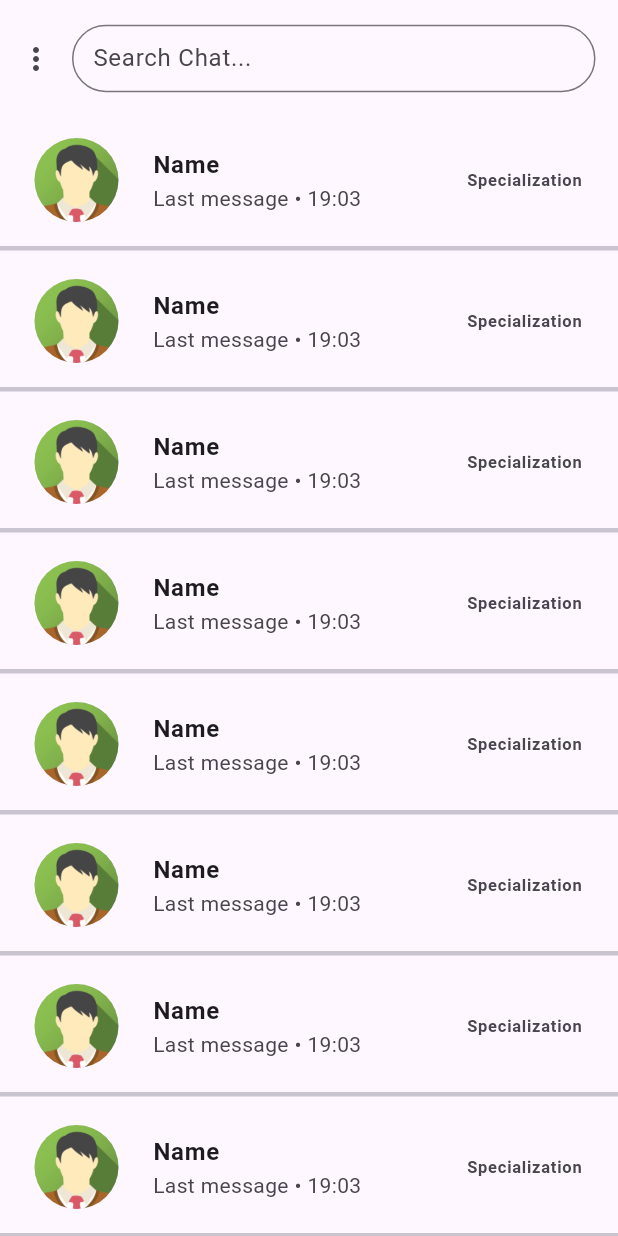
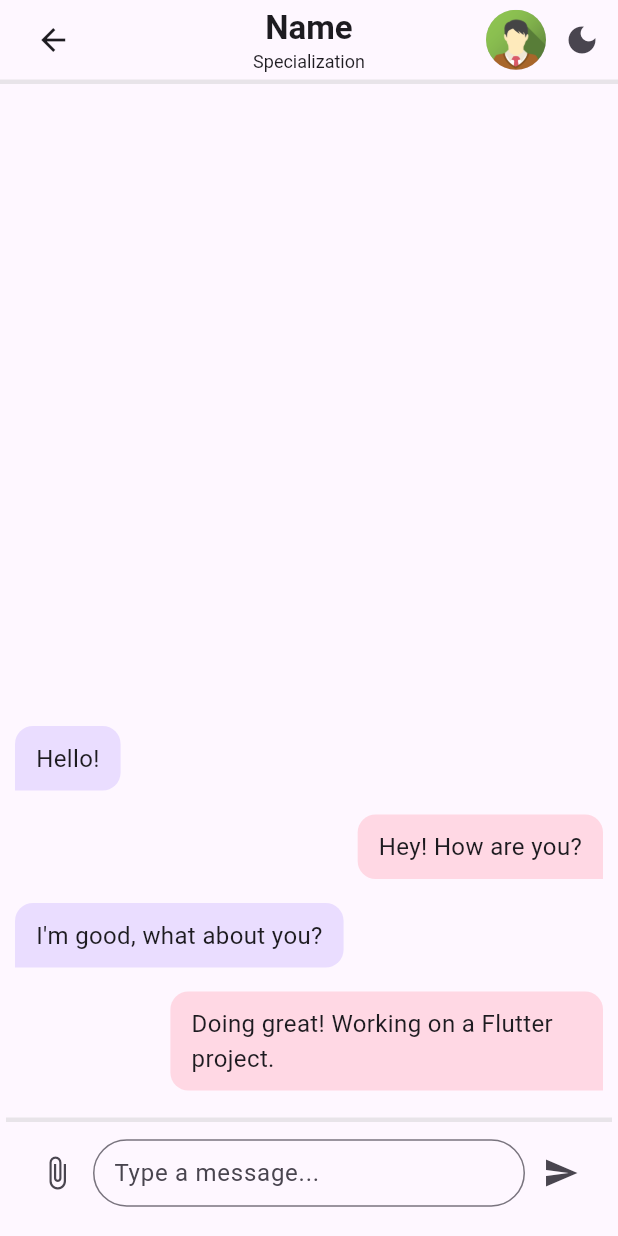
Before and after one commit to Gabo1234567890/Startify, a Flutter app: the ChatPage screen opened directly, after a tap on "Name", on a phone screen of 412 x 824 dp. Run offline on Flutter 3.47's test engine with Material 3 defaults, Android fonts, the phone set to English and light mode, and no system bars.

Commit message:
chats made

```diff
--- /dev/null
+++ b/frontend/startify/lib/pages/dm_page.dart
@@ -0,0 +1,85 @@
+import 'package:flutter/material.dart';
+import 'package:startify/widgets/app_bar_chat_widget.dart';
+import 'package:startify/widgets/chat_bubble_widget.dart';
+
+class DmPage extends StatelessWidget {
+  const DmPage({super.key});
+
+  @override
+  Widget build(BuildContext context) {
+    return Scaffold(
+      appBar: AppBarChatWidget(),
+      body: Column(
+        children: [
+          Expanded(
+            child: ListView(
+              reverse: true,
+              padding: const EdgeInsets.symmetric(vertical: 10),
+              children:
+                  const [
+                    ChatBubbleWidget(message: "Hello!", isSentByMe: false),
+                    ChatBubbleWidget(
+                      message: "Hey! How are you?",
+                      isSentByMe: true,
+                    ),
+                    ChatBubbleWidget(
+                      message: "I'm good, what about you?",
+                      isSentByMe: false,
+                    ),
+                    ChatBubbleWidget(
+                      message: "Doing great! Working on a Flutter project.",
+                      isSentByMe: true,
+                    ),
+                  ].reversed.toList(),
+            ),
+          ),
+        ],
+      ),
+      bottomNavigationBar: Padding(
+        padding: const EdgeInsets.only(left: 4, right: 4, bottom: 8),
+        child: Container(
+          padding: const EdgeInsets.symmetric(horizontal: 10, vertical: 5),
+          decoration: BoxDecoration(
+            color: Theme.of(context).colorScheme.surface,
+            border: Border(
+              top: BorderSide(color: Theme.of(context).splashColor, width: 3),
+            ),
+          ),
+          child: Padding(
+            padding: const EdgeInsets.symmetric(vertical: 5),
+            child: Row(
+              children: [
+                IconButton(
+                  icon: Icon(Icons.attach_file),
+                  onPressed: () {
+                    // Handle file selection
+                  },
+                ),
+                Expanded(
+                  child: SizedBox(
+                    height: 45,
+                    child: TextField(
+                      decoration: InputDecoration(
+                        contentPadding: EdgeInsets.all(10),
+                        hintText: "Type a message...",
+                        border: OutlineInputBorder(
+                          borderRadius: BorderRadius.circular(30),
+                        ),
+                      ),
+                    ),
+                  ),
+                ),
+                IconButton(
+                  icon: Icon(Icons.send),
+                  onPressed: () {
+                    // Handle sending message
+                  },
+                ),
+              ],
+            ),
+          ),
+        ),
+      ),
+    );
+  }
+}
--- /dev/null
+++ b/frontend/startify/lib/widgets/app_bar_chat_widget.dart
@@ -0,0 +1,56 @@
+import 'package:flutter/material.dart';
+import 'package:startify/data/notifiers.dart';
+import 'package:startify/widget_tree.dart';
+
+class AppBarChatWidget extends StatelessWidget implements PreferredSizeWidget {
+  const AppBarChatWidget({super.key});
+
+  @override
+  Widget build(BuildContext context) {
+    return AppBar(
+      leading: Padding(
+        padding: const EdgeInsets.only(left: 15.0),
+        child: GestureDetector(
+          onTap: () {
+            Navigator.push(
+              context,
+              MaterialPageRoute(builder: (context) => WidgetTree()),
+            );
+          },
+          child: Icon(Icons.arrow_back),
+        ),
+      ),
+      title: Column(
+        children: [
+          Text('Name', style: TextStyle(fontWeight: FontWeight.bold)),
+          Text('Specialization', style: TextStyle(fontSize: 12)),
+        ],
+      ),
+      centerTitle: true,
+      actions: [
+        CircleAvatar(
+          backgroundImage: AssetImage('lib/assets/avatar2.png'),
+          radius: 20,
+        ),
+        IconButton(
+          onPressed: () {
+            darkModeNotifier.value = !darkModeNotifier.value;
+          },
+          icon: ValueListenableBuilder(
+            valueListenable: darkModeNotifier,
+            builder: (context, darkMode, child) {
+              return Icon(darkMode ? Icons.light_mode : Icons.dark_mode);
+            },
+          ),
+        ),
+      ],
+      bottom: PreferredSize(
+        preferredSize: const Size.fromHeight(1),
+        child: Container(color: Theme.of(context).splashColor, height: 3),
+      ),
+    );
+  }
+
+  @override
+  Size get preferredSize => const Size.fromHeight(kToolbarHeight);
+}
--- /dev/null
+++ b/frontend/startify/lib/widgets/chat_bubble_widget.dart
@@ -0,0 +1,45 @@
+import 'package:flutter/material.dart';
+
+class ChatBubbleWidget extends StatelessWidget {
+  final String message;
+  final bool isSentByMe;
+
+  const ChatBubbleWidget({
+    super.key,
+    required this.message,
+    required this.isSentByMe,
+  });
+
+  @override
+  Widget build(BuildContext context) {
+    return Align(
+      alignment: isSentByMe ? Alignment.centerRight : Alignment.centerLeft,
+      child: Container(
+        margin: const EdgeInsets.symmetric(vertical: 8, horizontal: 10),
+        padding: const EdgeInsets.symmetric(vertical: 10, horizontal: 14),
+        constraints: BoxConstraints(
+          maxWidth: MediaQuery.of(context).size.width * 0.7,
+        ),
+        decoration: BoxDecoration(
+          color:
+              isSentByMe
+                  ? Theme.of(context).colorScheme.tertiaryContainer
+                  : Theme.of(context).colorScheme.primaryContainer,
+          borderRadius: BorderRadius.only(
+            topLeft: const Radius.circular(12),
+            topRight: const Radius.circular(12),
+            bottomLeft:
+                isSentByMe
+                    ? const Radius.circular(12)
+                    : const Radius.circular(0),
+            bottomRight:
+                isSentByMe
+                    ? const Radius.circular(0)
+                    : const Radius.circular(12),
+          ),
+        ),
+        child: Text(message, style: TextStyle(fontSize: 16)),
+      ),
+    );
+  }
+}
--- a/frontend/startify/lib/widgets/chat_card_widget.dart
+++ b/frontend/startify/lib/widgets/chat_card_widget.dart
@@ -1,4 +1,5 @@
 import 'package:flutter/material.dart';
+import 'package:startify/pages/dm_page.dart';
 
 class ChatCardWidget extends StatelessWidget {
   const ChatCardWidget({super.key});
@@ -11,7 +12,16 @@ class ChatCardWidget extends StatelessWidget {
         children: [
           ListTile(
             minVerticalPadding: 25,
-            onTap: () {},
+            onTap: () {
+              Navigator.push(
+                context,
+                MaterialPageRoute(
+                  builder: (context) {
+                    return DmPage();
+                  },
+                ),
+              );
+            },
             leading: CircleAvatar(
               backgroundImage: AssetImage('lib/assets/avatar2.png'),
               radius: 35,
```
